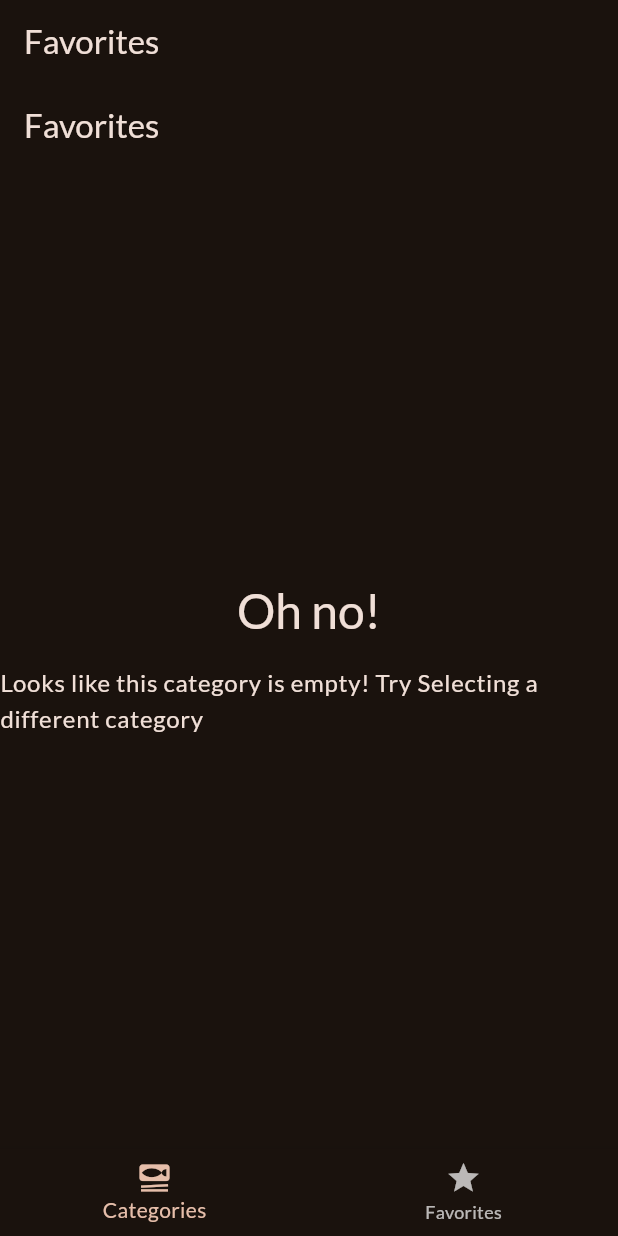
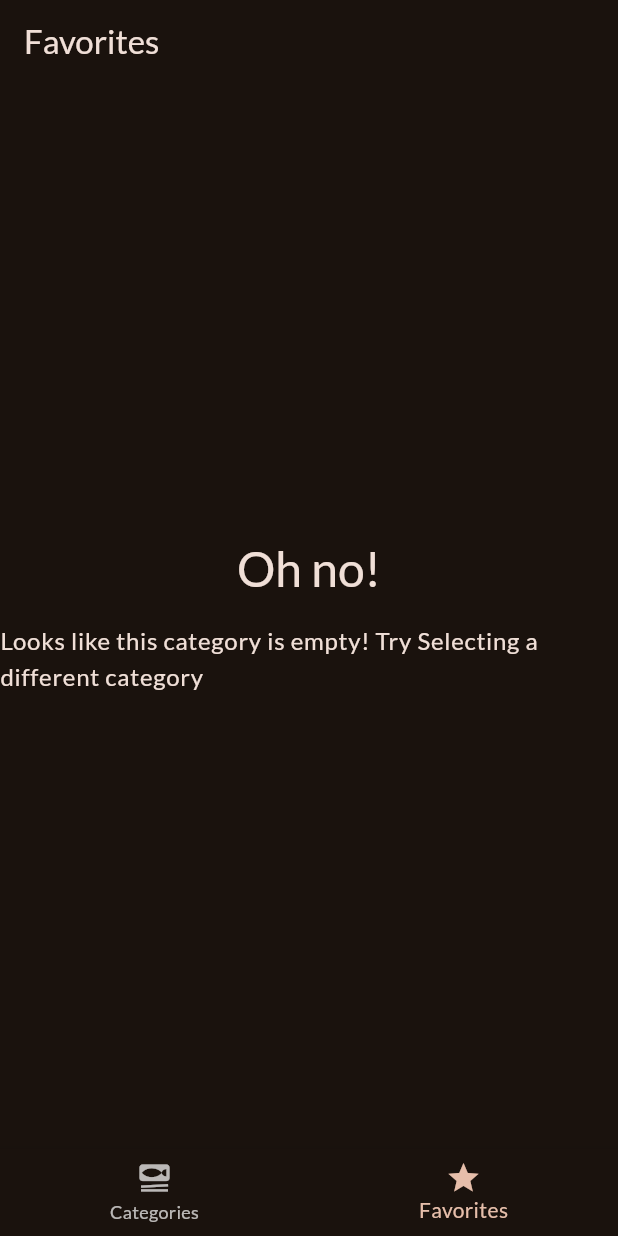
Before and after one commit to Ferskken/meal_app, a Flutter app: the screen it shows after launch, item 2 of the bottom bar chosen, on a phone screen of 412 x 824 dp. Run offline on Flutter 3.47's test engine with Material 2 defaults, Android fonts, the phone set to English and light mode, and no system bars; our stand-ins replace google_fonts, transparent_image.

Commit message:
Removed duplicate titles

```diff
--- a/lib/screens/meal_details.dart
+++ b/lib/screens/meal_details.dart
@@ -11,6 +11,7 @@ class MealDetailsScreen extends StatelessWidget {
     return Scaffold(
       appBar: AppBar(
         title: Text(meal.title),
+        actions: [IconButton(onPressed: () {}, icon: Icon(Icons.star))],
       ),
       body: SingleChildScrollView(
         child: Column(
--- a/lib/screens/meals.dart
+++ b/lib/screens/meals.dart
@@ -4,9 +4,9 @@ import 'package:meal_app/screens/meal_details.dart';
 import 'package:meal_app/widgets/meal_item.dart';
 
 class MealsScreen extends StatelessWidget {
-  const MealsScreen({super.key, required this.title, required this.meals});
+  const MealsScreen({super.key, this.title, required this.meals});
 
-  final String title;
+  final String? title;
   final List<Meal> meals;
 
   void selectMeal(BuildContext context, Meal meal) {
@@ -49,9 +49,13 @@ class MealsScreen extends StatelessWidget {
       );
     }
 
+    if (title == null) {
+      return content;
+    }
+
     return Scaffold(
         appBar: AppBar(
-          title: Text(title),
+          title: Text(title!),
         ),
         body: content);
   }
--- a/lib/screens/tabs.dart
+++ b/lib/screens/tabs.dart
@@ -28,7 +28,7 @@ class _TabsScreenState extends State<TabsScreen> {
     var activePageTitle = "Categories";
 
     if (_selectedPageIndex == 1) {
-      activePage = MealsScreen(title: "Favorites", meals: []);
+      activePage = MealsScreen(meals: []);
       activePageTitle = "Favorites";
     }
 
@@ -37,6 +37,7 @@ class _TabsScreenState extends State<TabsScreen> {
       body: activePage,
       bottomNavigationBar: BottomNavigationBar(
         onTap: _selectPage,
+        currentIndex: _selectedPageIndex,
         items: const [
           BottomNavigationBarItem(
               icon: Icon(Icons.set_meal), label: "Categories"),
```
Also changed, not shown: lib/screens/categories.dart (+1 -6 lines).
